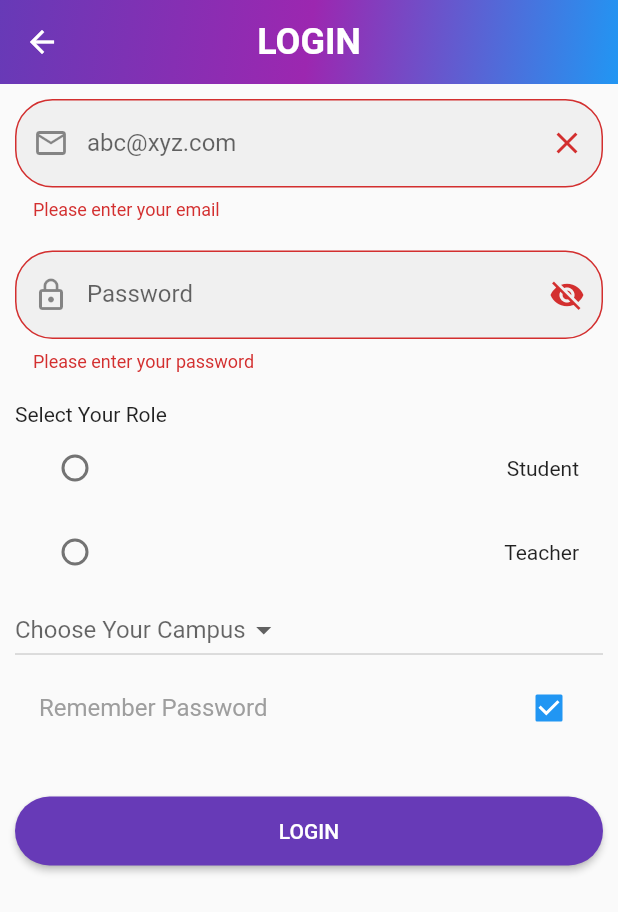
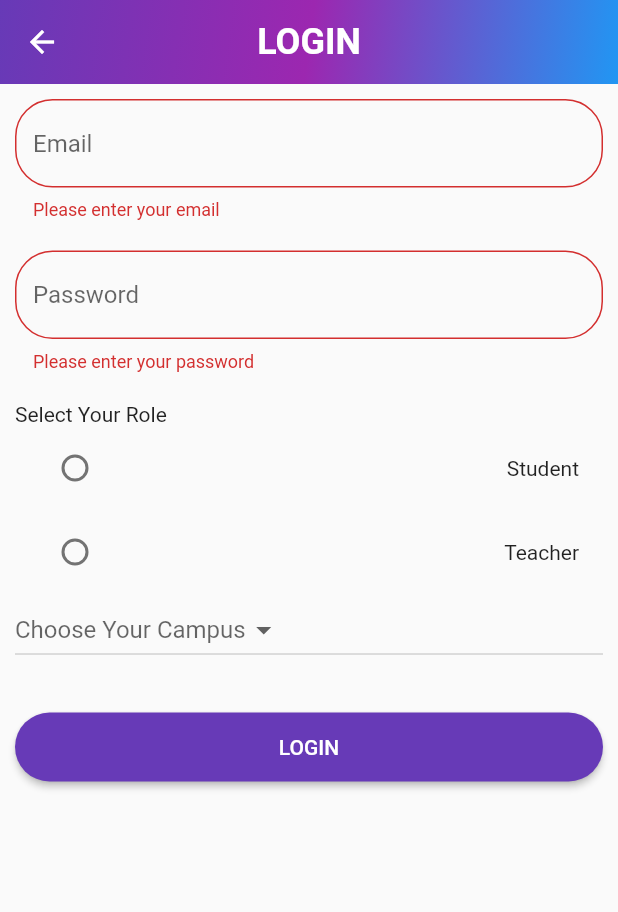
Before and after one commit to ahmadrazza2001/flutter-practice, a Flutter app: the LoginForm screen opened directly, after a tap on "LOGIN", on a phone screen of 412 x 824 dp. Shown: the top 912 px of the screen. Run offline on Flutter 3.47's test engine with Material 2 defaults, Android fonts, the phone set to English and light mode, and no system bars; our stand-ins replace font_awesome_flutter, shared_preferences; accounts and stored records are empty.

Commit message:
new: Lab-7 task1 and task2, LoginForm changed according to requirements

```diff
--- a/lib/LoginForm.dart
+++ b/lib/LoginForm.dart
@@ -1,4 +1,8 @@
 import 'package:flutter/material.dart';
+import 'package:shared_preferences/shared_preferences.dart';
+import 'package:practice/Lab7T2.dart';
+import 'user_provider.dart';
+import 'package:provider/provider.dart';
 
 class LoginForm extends StatefulWidget {
   const LoginForm({Key? key}) : super(key: key);
@@ -9,7 +13,6 @@ class LoginForm extends StatefulWidget {
 
 class _LoginFormState extends State<LoginForm> {
   final _formKey = GlobalKey<FormState>();
-  bool _checkbox = true;
   bool _obscureText = true;
   String? _selectedCategory;
   int? _selectedRole;
@@ -25,7 +28,7 @@ class _LoginFormState extends State<LoginForm> {
   ];
 
   bool _validateCredentials() {
-    return _emailController.text == "test@demo.com" &&
+    return _emailController.text == "ahmad@gmail.com" &&
         _passwordController.text == "123456";
   }
 
@@ -63,7 +66,6 @@ class _LoginFormState extends State<LoginForm> {
           key: _formKey,
           child: ListView(
             children: [
-              //email
               TextFormField(
                 controller: _emailController,
                 decoration: InputDecoration(
@@ -71,16 +73,6 @@ class _LoginFormState extends State<LoginForm> {
                     borderRadius: BorderRadius.circular(25.0),
                   ),
                   hintText: "Email",
-                  labelText: "abc@xyz.com",
-                  prefixIcon: const Icon(Icons.email_outlined),
-                  suffixIcon: IconButton(
-                    icon: const Icon(Icons.close),
-                    onPressed: () {
-                      _emailController.clear();
-                    },
-                  ),
-                  alignLabelWithHint: false,
-                  filled: true,
                 ),
                 keyboardType: TextInputType.emailAddress,
                 textInputAction: TextInputAction.next,
@@ -95,7 +87,6 @@ class _LoginFormState extends State<LoginForm> {
                 },
               ),
               SizedBox(height: 20),
-              //password
               TextFormField(
                 controller: _passwordController,
                 obscureText: _obscureText,
@@ -104,20 +95,6 @@ class _LoginFormState extends State<LoginForm> {
                     borderRadius: BorderRadius.circular(25.0),
                   ),
                   hintText: "Password",
-                  labelText: "Password",
-                  prefixIcon: const Icon(Icons.lock_outline),
-                  suffixIcon: IconButton(
-                    icon: _obscureText
-                        ? const Icon(Icons.visibility_off)
-                        : const Icon(Icons.visibility),
-                    onPressed: () {
-                      setState(() {
-                        _obscureText = !_obscureText;
-                      });
-                    },
-                  ),
-                  alignLabelWithHint: false,
-                  filled: true,
                 ),
                 validator: (value) {
                   if (value == null || value.isEmpty) {
@@ -170,23 +147,25 @@ class _LoginFormState extends State<LoginForm> {
                   });
                 },
               ),
-              CheckboxListTile(
-                title: const Text(
-                  'Remember Password',
-                  style: TextStyle(color: Colors.grey),
-                ),
-                value: _checkbox,
-                onChanged: (value) {
-                  setState(() => _checkbox = value!);
-                },
-              ),
               SizedBox(height: 30),
               ElevatedButton(
                 onPressed: () {
                   if (_formKey.currentState!.validate()) {
                     if (_validateCredentials()) {
-                      ScaffoldMessenger.of(context).showSnackBar(
-                        SnackBar(content: Text('Login Successful')),
+                      final userProvider =
+                          Provider.of<UserProvider>(context, listen: false);
+                      userProvider.login(_emailController.text);
+
+                      // Save username, role, and campus in SharedPreferences
+                      _saveUserDataInSharedPreferences(
+                        _emailController.text,
+                        _selectedRole == 1 ? 'Student' : 'Teacher',
+                        _selectedCategory ?? 'Select your campus',
+                      );
+
+                      Navigator.push(
+                        context,
+                        MaterialPageRoute(builder: (context) => Lab7T2()),
                       );
                     } else {
                       ScaffoldMessenger.of(context).showSnackBar(
@@ -210,4 +189,12 @@ class _LoginFormState extends State<LoginForm> {
       ),
     );
   }
+
+  Future<void> _saveUserDataInSharedPreferences(
+      String username, String role, String campus) async {
+    SharedPreferences prefs = await SharedPreferences.getInstance();
+    await prefs.setString('username', username);
+    await prefs.setString('role', role);
+    await prefs.setString('campus', campus);
+  }
 }
--- /dev/null
+++ b/lib/user_provider.dart
@@ -0,0 +1,17 @@
+import 'package:flutter/foundation.dart';
+
+class UserProvider with ChangeNotifier {
+  String _loggedInUsername = "";
+
+  String get loggedInUsername => _loggedInUsername;
+
+  void login(String username) {
+    _loggedInUsername = username;
+    notifyListeners();
+  }
+
+  void logout() {
+    _loggedInUsername = "";
+    notifyListeners();
+  }
+}
--- a/pubspec.yaml
+++ b/pubspec.yaml
@@ -31,6 +31,9 @@ dependencies:
   flutter:
     sdk: flutter
   font_awesome_flutter: 10.6.0
+  provider: ^6.0.3
+  shared_preferences: ^2.0.9
+
   # The following adds the Cupertino Icons font to your application.
   # Use with the CupertinoIcons class for iOS style icons.
   cupertino_icons: ^1.0.2
```
Also changed, not shown: lib/Lab7.dart (added, +70 -0 lines), lib/Lab7T2.dart (added, +92 -0 lines), lib/main.dart (+15 -4 lines), pubspec.lock, 1 other file.
